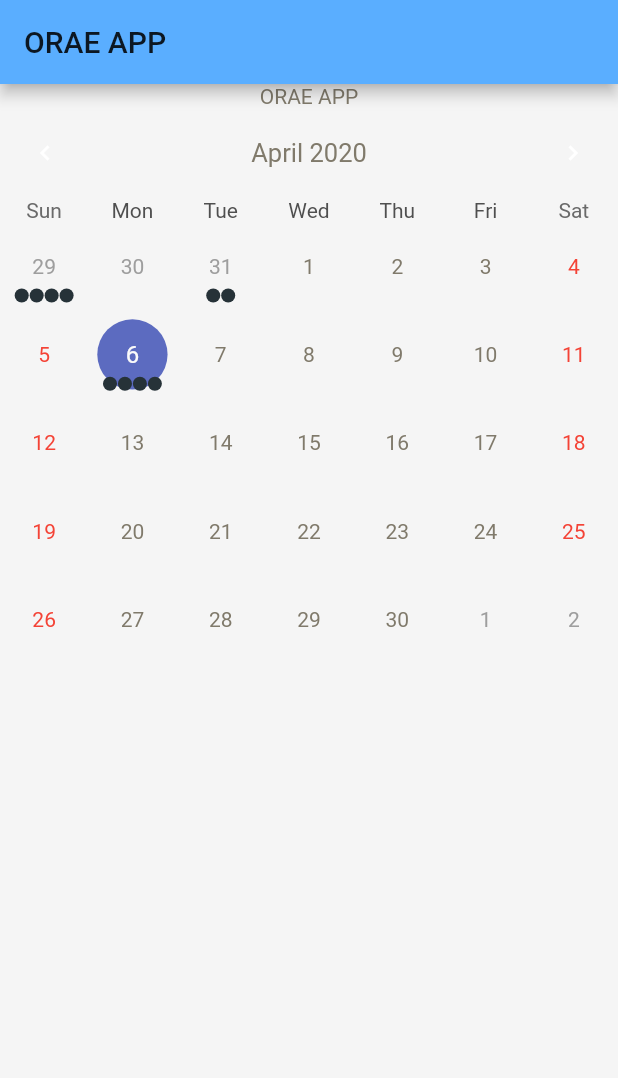
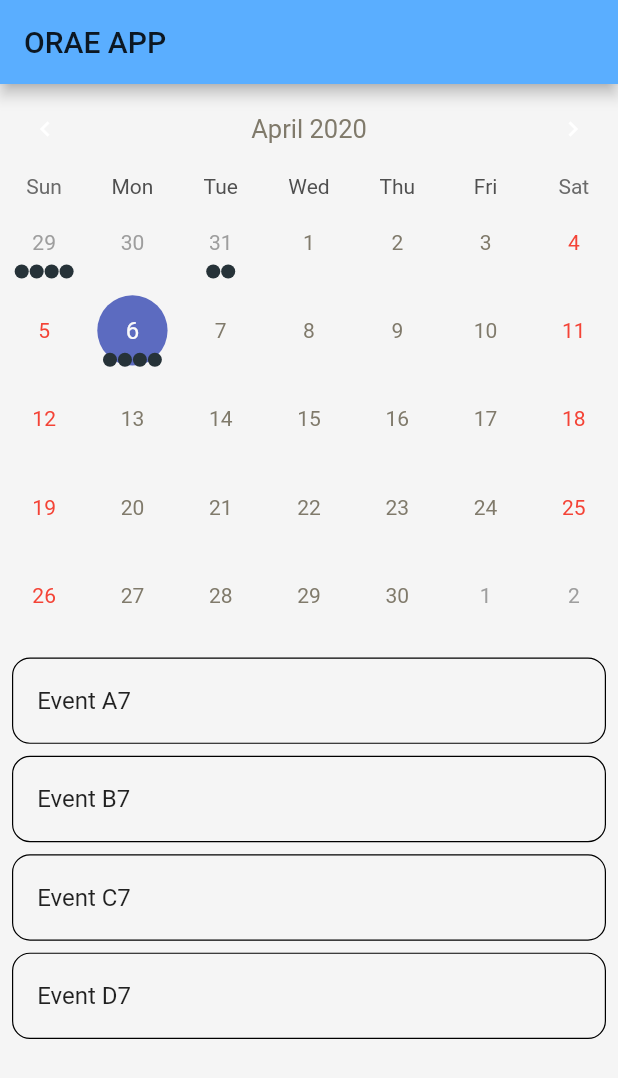
Before and after one commit to JWHAPO/orae_app, a Flutter app: the screen it shows after launch, on a phone screen of 412 x 824 dp. Shown: the top 1078 px of the screen. Run offline on Flutter 3.47's test engine with Material 2 defaults, Android fonts, the phone set to English and light mode, and no system bars; drawn by our look-alikes of table_calendar; generated files the repository leaves out were written again.

Commit message:
add calendar events list

```diff
--- a/lib/ui/home.dart
+++ b/lib/ui/home.dart
@@ -12,12 +12,7 @@ class _HomePageState extends State<HomePage> {
     return Scaffold(
       appBar: AppBar(title: Text('ORAE APP'),),
       body: Container(
-        child: Column(
-          children: <Widget>[
-            Text("ORAE APP", style: Theme.of(context).textTheme.body1),
-            Calendar(),
-          ],
-        )
+        child: Calendar(),
       ),
     );
   }
--- a/lib/widget/calendar.dart
+++ b/lib/widget/calendar.dart
@@ -45,7 +45,10 @@ class _CalendarState extends State<Calendar> {
   @override
   Widget build(BuildContext context) {
 
-    return TableCalendar(
+    return Column(
+      mainAxisSize: MainAxisSize.max,
+      children: <Widget>[
+        TableCalendar(
           calendarController: _calendarController,
           locale: 'en_US',
           initialCalendarFormat: CalendarFormat.month,
@@ -91,6 +94,10 @@ class _CalendarState extends State<Calendar> {
               return children;
             }
           ),
+        ),
+        const SizedBox(height: 8.0,),
+        Expanded(child: _buildEventList(),)
+      ],
     );
   }
 
```
Lines whose indentation alone changed are shown as unchanged.
